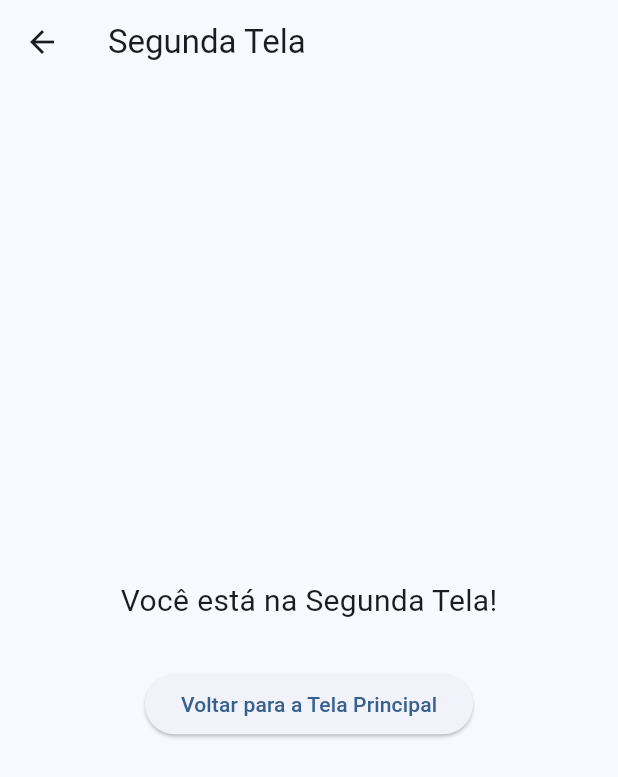
After one commit to eanassu/hello_world, a Flutter app: the screen it shows after launch, after a tap on "Ir para a Segunda Tela", on a phone screen of 412 x 824 dp. The commit adds this screen. Shown: the top 777 px of the screen. Run offline on Flutter 3.47's test engine with Material 3 defaults, Android fonts, the phone set to English and light mode, and no system bars.

Commit message:
Incluído botão que abre outra tela

```diff
--- a/lib/main.dart
+++ b/lib/main.dart
@@ -1,4 +1,5 @@
 import 'package:flutter/material.dart';
+import 'package:hello_world/segunda_tela.dart';
 
 void main() {
   runApp(const MyApp());
@@ -73,6 +74,17 @@ class _MyHomePageState extends State<MyHomePage> {
               'A soma é: $soma',
               style: const TextStyle(fontSize: 24, fontWeight: FontWeight.bold),
             ),
+            const SizedBox(height: 30),
+            ElevatedButton(
+              onPressed: () {
+                // Navega para a SecondScreen
+                Navigator.push(
+                  context,
+                  MaterialPageRoute(builder: (context) => const SecondScreen()),
+                );
+              },
+              child: const Text('Ir para a Segunda Tela'),
+            ),
           ],
         ),
       ),
--- /dev/null
+++ b/lib/segunda_tela.dart
@@ -0,0 +1,33 @@
+import 'package:flutter/material.dart';
+
+class SecondScreen extends StatelessWidget {
+  const SecondScreen({super.key});
+
+  @override
+  Widget build(BuildContext context) {
+    return Scaffold(
+      appBar: AppBar(
+        title: const Text('Segunda Tela'),
+      ),
+      body: Center(
+        child: Column(
+          mainAxisAlignment: MainAxisAlignment.center,
+          children: <Widget>[
+            const Text(
+              'Você está na Segunda Tela!',
+              style: TextStyle(fontSize: 20),
+            ),
+            const SizedBox(height: 30),
+            ElevatedButton(
+              onPressed: () {
+                // Volta para a tela anterior
+                Navigator.pop(context);
+              },
+              child: const Text('Voltar para a Tela Principal'),
+            ),
+          ],
+        ),
+      ),
+    );
+  }
+}
```
